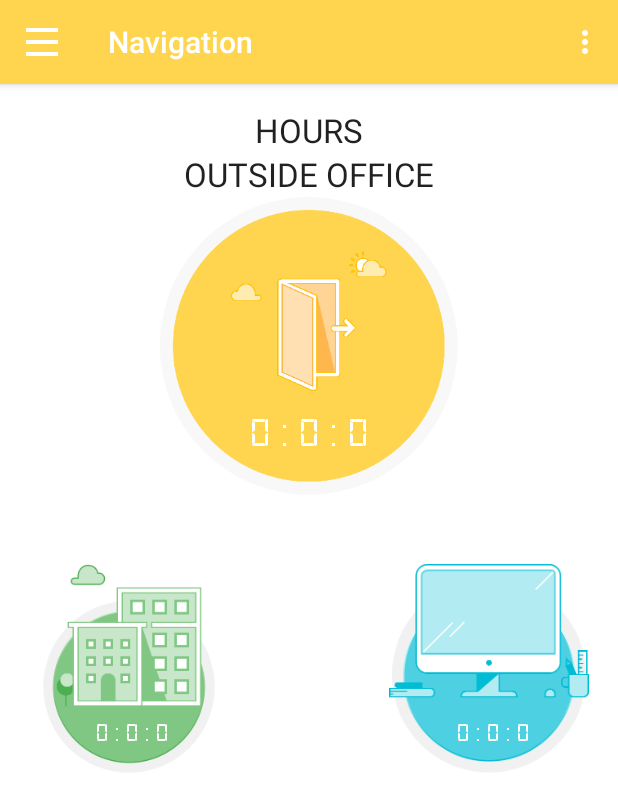
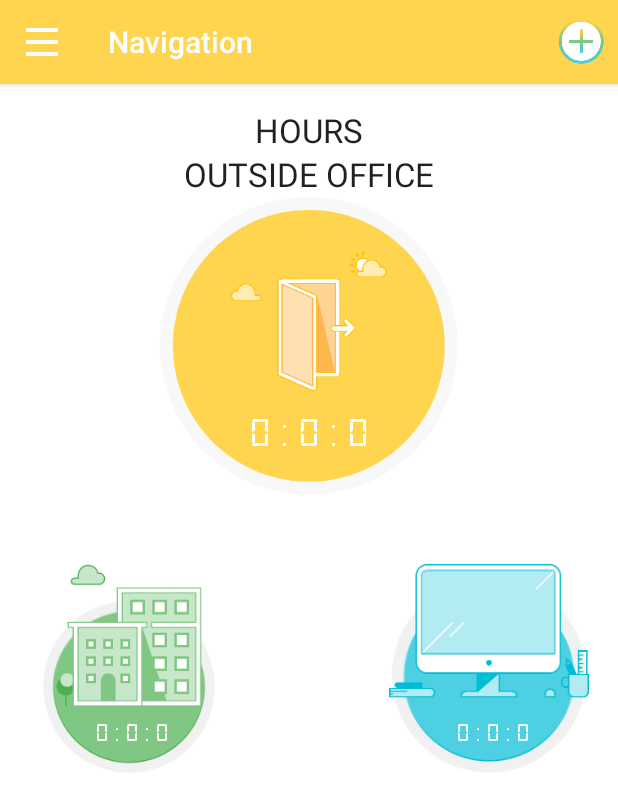
Before and after one commit to gouthamkrishna/Deskmote-android, an Android app: the screen it shows after launch (MainActivity), on a phone screen of 412 x 824 dp. Shown: the top 811 px of the screen. Run offline under Robolectric (Android 15) with nearby library versions, the light colour scheme and no system bars; 3 statements that could not run were skipped.

Commit message:
Names in ActionBar Fixed

```diff
--- a/Navigation/app/src/main/java/com/beaconapp/user/navigation/HomeFragment.java
+++ b/Navigation/app/src/main/java/com/beaconapp/user/navigation/HomeFragment.java
@@ -37,6 +37,10 @@ public class HomeFragment extends Fragment {
     Drawable d;
 
     public View onCreateView(LayoutInflater inflater, ViewGroup container,Bundle savedInstanceState) {
+
+	((MainActivity) getActivity())
+                .setActionBarTitle("Home");
+
         ViewGroup root = (ViewGroup) inflater.inflate(R.layout.fragment_home, null);
 
         tv_main = (TextView) root.findViewById(R.id.timer_main);
--- a/Navigation/app/src/main/java/com/beaconapp/user/navigation/NotificationFragment.java
+++ b/Navigation/app/src/main/java/com/beaconapp/user/navigation/NotificationFragment.java
@@ -50,6 +50,9 @@ public class NotificationFragment extends Fragment implements AdapterView.OnItem
 
     @Override
     public View onCreateView(LayoutInflater inflater, ViewGroup container,Bundle savedInstanceState) {
+
+	((MainActivity) getActivity())
+                .setActionBarTitle("Reminders");
         ViewGroup root = (ViewGroup) inflater.inflate(R.layout.fragment_notification, null);
 
         db_reminder = new ReminderDatabaseHandler(getActivity());
--- a/Navigation/app/src/main/java/com/beaconapp/user/navigation/ProfileFragment.java
+++ b/Navigation/app/src/main/java/com/beaconapp/user/navigation/ProfileFragment.java
@@ -48,6 +48,9 @@ public class ProfileFragment extends Fragment {
 
     @Override
     public View onCreateView(LayoutInflater inflater, ViewGroup container,Bundle savedInstanceState) {
+
+	((MainActivity) getActivity())
+                .setActionBarTitle("Profile");
 
         rootView =  inflater.inflate(R.layout.fragment_profile, null);
         savednotes = PreferenceManager.getDefaultSharedPreferences(getActivity());
--- a/Navigation/app/src/main/java/com/beaconapp/user/navigation/SettingsFragment.java
+++ b/Navigation/app/src/main/java/com/beaconapp/user/navigation/SettingsFragment.java
@@ -32,6 +32,9 @@ public class SettingsFragment extends PreferenceFragment implements TimePickerDi
     @Override
     public void onCreate(Bundle savedInstanceState) {
         super.onCreate(savedInstanceState);
+
+	((MainActivity) getActivity())
+                .setActionBarTitle("Settings");
         addPreferencesFromResource(R.xml.preferences);
 
         pref_key_office_time_from = (Preference) findPreference("pref_key_office_time_from");
--- a/Navigation/app/src/main/java/com/beaconapp/user/navigation/StatisticsFragment.java
+++ b/Navigation/app/src/main/java/com/beaconapp/user/navigation/StatisticsFragment.java
@@ -19,6 +19,8 @@ public class StatisticsFragment extends Fragment {
     public View onCreateView(LayoutInflater inflater, ViewGroup container,
                              Bundle savedInstanceState) {
 
+	((MainActivity) getActivity())
+                .setActionBarTitle("Statistics");
         rootView = inflater.inflate(R.layout.fragment_statistics, container, false);
 
         mTabHost = (FragmentTabHost) rootView.findViewById(android.R.id.tabhost);
--- a/Navigation/app/src/main/res/menu/menu_main.xml
+++ b/Navigation/app/src/main/res/menu/menu_main.xml
@@ -3,8 +3,9 @@
     xmlns:tools="http://schemas.android.com/tools"
     tools:context=".MainActivity">
 
-    <item android:id="@+id/action_settings"
-        android:title="@string/action_settings"
+    <item android:id="@+id/reminder"
+        android:title="@string/add_reminder"
+        android:icon="@drawable/add_reminder"
         android:orderInCategory="100"
-        app:showAsAction="never" />
+        app:showAsAction="ifRoom" />
 </menu>
```
Also changed, not shown: Navigation/app/src/main/java/com/beaconapp/user/navigation/MainActivity.java (+10 -3 lines), Navigation/app/src/main/java/com/beaconapp/user/navigation/PreferenceFragment.java (+1 -6 lines), 3297 other files.
